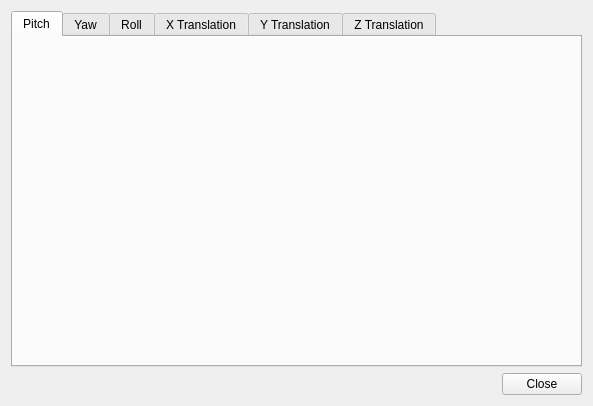
First picture: the form in branches/michal/src/qt_gui/scp_form.ui, repository uglyDwarf/linuxtrack, before the edit.
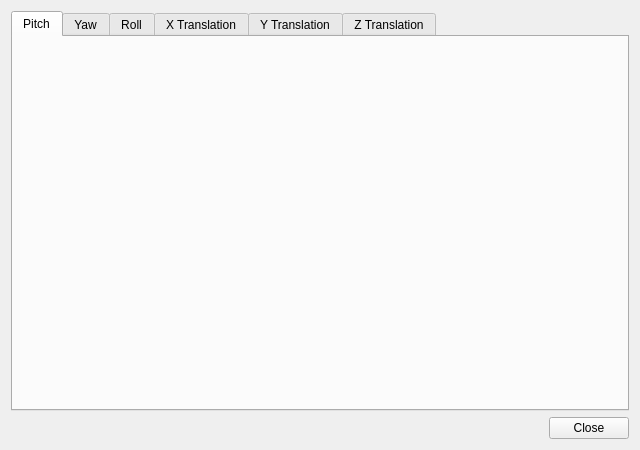
Second picture: the form after the edit.

Commit message:
Fixed crashes when tracking and playing with sensitivity curves. Fixed some forms dimmensions. Fixed warning about redefinition of preprocessor problem.
-This line, and those below, will be ignored--

M    qt_gui/scview.h
M    utils.c
M    image_process.c
M    qt_gui/scview.cpp
M    qt_gui/scp_form.ui

Patch:
```diff
--- a/branches/michal/src/qt_gui/scp_form.ui
+++ b/branches/michal/src/qt_gui/scp_form.ui
@@ -6,8 +6,8 @@
    <rect>
     <x>0</x>
     <y>0</y>
-    <width>593</width>
-    <height>406</height>
+    <width>640</width>
+    <height>450</height>
    </rect>
   </property>
   <property name="windowTitle">
```
The commit also changes 4 other files.
